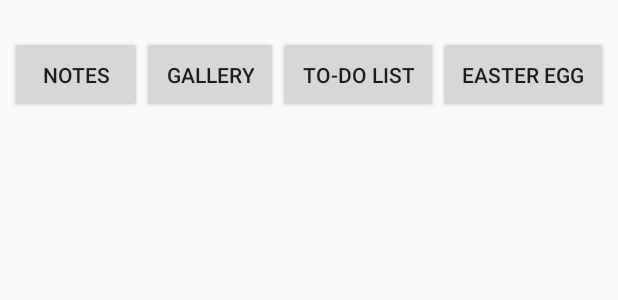
After one commit to firansav/yournotes, an Android app: the layout fragment_nav.xml on its own in the app's theme, with its tools: preview values and no code run, on a phone screen of 412 x 824 dp. The commit adds this screen. Shown: the top 300 px of the screen. Run offline under Robolectric (Android 15) with nearby library versions, the phone set to English and light mode, and no system bars.

Commit message:
add entity and fixed bugs

```diff
--- a/app/src/main/java/id/ac/ui/cs/mobileprogramming/firandra_savitri/yournotes/CreateNoteActivity.kt
+++ b/app/src/main/java/id/ac/ui/cs/mobileprogramming/firandra_savitri/yournotes/CreateNoteActivity.kt
@@ -28,6 +28,7 @@ class CreateNoteActivity : AppCompatActivity() {
 
     var id = 0;
     private lateinit var viewModel: NotesViewModel
+    private lateinit var photoViewModel: PhotoViewModel
     private var imageList = ""
     private var image = false;
 
@@ -36,6 +37,7 @@ class CreateNoteActivity : AppCompatActivity() {
         setContentView(R.layout.activity_create_notes)
 
         viewModel = ViewModelProviders.of(this).get(NotesViewModel::class.java)
+        photoViewModel = ViewModelProviders.of(this).get(PhotoViewModel::class.java)
 //        supportActionBar?.setHomeAsUpIndicator(R.drawable.ic_close)
 
 
@@ -94,8 +96,8 @@ class CreateNoteActivity : AppCompatActivity() {
             imageList
         )
 
-
         viewModel.insert(newNote)
+        photoViewModel.insert(newPhoto)
         Toast.makeText(this, "Note created", Toast.LENGTH_SHORT).show()
     }
 
--- a/app/src/main/java/id/ac/ui/cs/mobileprogramming/firandra_savitri/yournotes/PhotoAdapter.kt
+++ b/app/src/main/java/id/ac/ui/cs/mobileprogramming/firandra_savitri/yournotes/PhotoAdapter.kt
@@ -8,6 +8,7 @@ import androidx.navigation.Navigation
 import androidx.recyclerview.widget.RecyclerView
 
 import kotlinx.android.synthetic.main.recyclerview_notes.view.*
+import kotlinx.android.synthetic.main.recyclerview_photo.view.*
 
 class PhotoAdapter : RecyclerView.Adapter<PhotoAdapter.PhotoHolder>() {
     private var photos: List<Photo> = ArrayList()
@@ -17,13 +18,13 @@ class PhotoAdapter : RecyclerView.Adapter<PhotoAdapter.PhotoHolder>() {
     override fun onCreateViewHolder(parent: ViewGroup, viewType: Int): PhotoHolder {
         val inflater = LayoutInflater.from(parent.context)
         //@TODO: ubah layout recycler view
-        val view = inflater.inflate(R.layout.recyclerview_notes, parent, false)
+        val view = inflater.inflate(R.layout.recyclerview_photo, parent, false)
         return PhotoHolder(view)
     }
 
     override fun onBindViewHolder(holder: PhotoHolder, position: Int) {
         val currentPhoto = photos[position]
-        holder.view.note_image.setImageURI(Uri.parse(currentPhoto.image))
+        holder.view.photo_image.setImageURI(Uri.parse(currentPhoto.image))
     }
 
     override fun getItemCount(): Int {
--- a/app/src/main/java/id/ac/ui/cs/mobileprogramming/firandra_savitri/yournotes/PhotoRepository.kt
+++ b/app/src/main/java/id/ac/ui/cs/mobileprogramming/firandra_savitri/yournotes/PhotoRepository.kt
@@ -21,7 +21,7 @@ class PhotoRepository(application: Application) {
     }
 
     fun insert(note: Photo) {
-        val inserPhotoAsyncTask = InsertPhotoAsyncTask(photoDao).execute(note)
+        val insertPhotoAsyncTask = InsertPhotoAsyncTask(photoDao).execute(note)
     }
 
     fun getAllPhotos(): LiveData<List<Photo>> {
--- /dev/null
+++ b/app/src/main/res/layout/fragment_nav.xml
@@ -0,0 +1,37 @@
+<?xml version="1.0" encoding="utf-8"?>
+<LinearLayout xmlns:android="http://schemas.android.com/apk/res/android"
+        android:orientation="horizontal" android:layout_width="match_parent"
+        android:layout_height="wrap_content"
+        android:gravity="center_horizontal"
+        android:layout_marginTop="@dimen/notes_detail_name_margin_top"
+        android:layout_marginBottom="@dimen/notes_detail_description_margin_bottom">
+
+    <Button
+            android:id="@+id/b_notes"
+            android:layout_width="wrap_content"
+            android:layout_height="wrap_content"
+            android:padding="@dimen/recycler_item_footer_padding"
+            android:text="@string/notes"/>
+
+    <Button
+            android:id="@+id/b_gal"
+            android:layout_width="wrap_content"
+            android:layout_height="wrap_content"
+            android:padding="@dimen/recycler_item_footer_padding"
+            android:text="@string/gallery"/>
+
+    <Button
+            android:id="@+id/b_tdl"
+            android:layout_width="wrap_content"
+            android:layout_height="wrap_content"
+            android:padding="@dimen/recycler_item_footer_padding"
+            android:text="@string/to_do_list"/>
+
+    <Button
+            android:id="@+id/b_surprise"
+            android:layout_width="wrap_content"
+            android:layout_height="wrap_content"
+            android:padding="@dimen/recycler_item_footer_padding"
+            android:text="@string/easter_egg"/>
+
+</LinearLayout>
--- a/app/src/main/res/layout/fragment_photos.xml
+++ b/app/src/main/res/layout/fragment_photos.xml
@@ -1,8 +1,10 @@
 <?xml version="1.0" encoding="utf-8"?>
 <LinearLayout xmlns:android="http://schemas.android.com/apk/res/android"
         android:id="@+id/fragment_gal"
-        android:orientation="vertical" android:layout_width="match_parent"
-        android:layout_height="match_parent">
+        android:orientation="vertical"
+        android:layout_width="match_parent"
+        android:layout_height="match_parent"
+        android:layout_marginTop="?attr/actionBarSize">
 
     <androidx.recyclerview.widget.RecyclerView
             android:id="@+id/photos_rv"
```
Also changed, not shown: app/src/main/java/id/ac/ui/cs/mobileprogramming/firandra_savitri/yournotes/DrawerActivity.kt (added, +19 -0 lines), app/src/main/java/id/ac/ui/cs/mobileprogramming/firandra_savitri/yournotes/GalleryFragment.kt (+8 -0 lines), app/src/main/java/id/ac/ui/cs/mobileprogramming/firandra_savitri/yournotes/MainFragment.kt (+0 -13 lines), app/src/main/res/layout/activity_drawer.xml (added, +38 -0 lines), app/src/main/res/layout/nav_header.xml (added, +24 -0 lines), app/src/main/res/layout/recyclerview_photo.xml (+4 -3 lines), app/src/main/res/menu/drawer_menu.xml (added, +25 -0 lines), app/src/main/java/id/ac/ui/cs/mobileprogramming/firandra_savitri/yournotes/PhotoViewModel.kt (line endings or trailing spaces).
